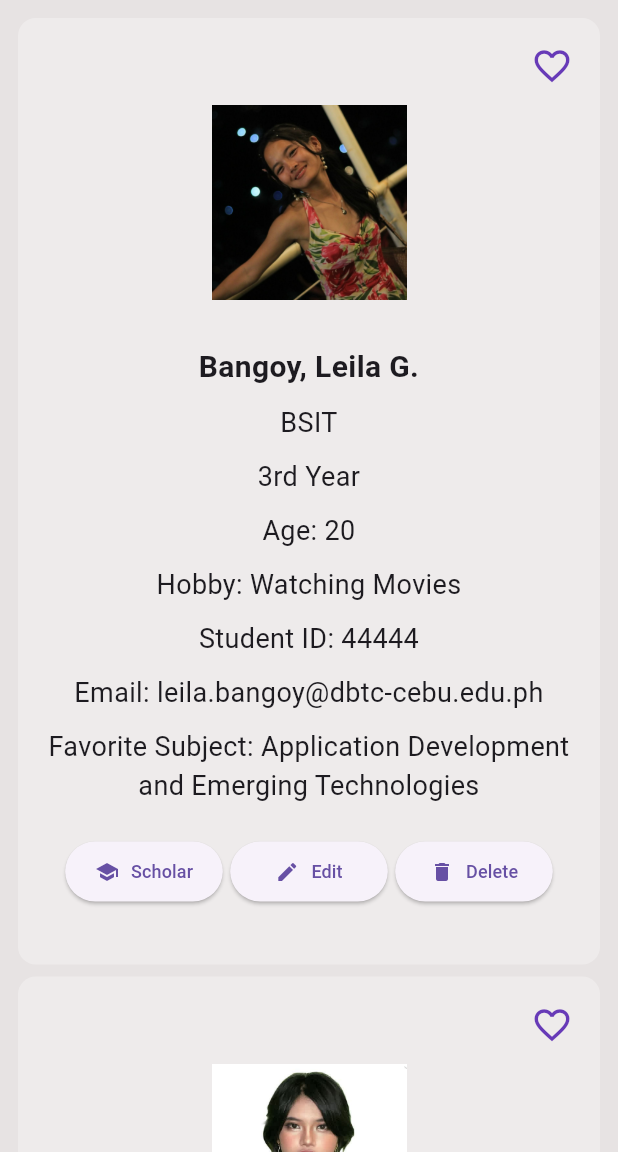
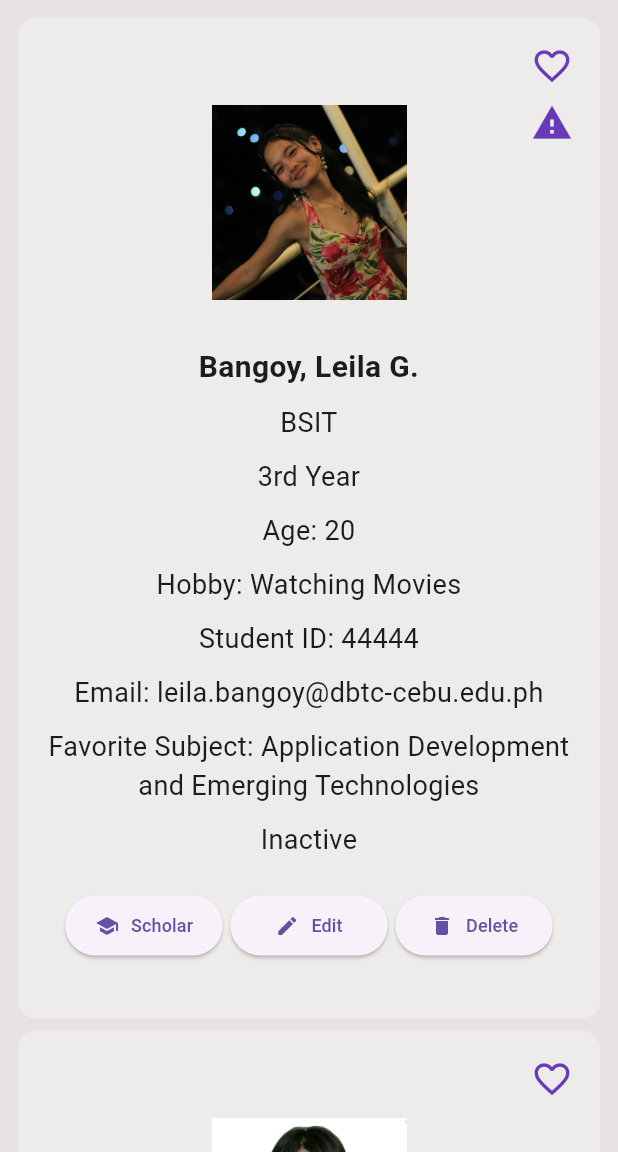
Before and after one commit to KVerano/IT314AB_Verano, a Flutter app: the screen it shows after launch, on a phone screen of 412 x 824 dp, the part 84-1236 px from its top. Run offline on Flutter 3.47's test engine with Material 3 defaults, Android fonts, the phone set to English and light mode, and no system bars.

Commit message:
feat: submit Active or Inactive?

```diff
--- a/FlutterProjects/my_first_flutter_app/lib/main.dart
+++ b/FlutterProjects/my_first_flutter_app/lib/main.dart
@@ -1,14 +1,4 @@
 import 'package:flutter/material.dart';
-
-// String profileImage = 'assets/kierstien.jpeg';
-// String appTitle = "My First Flutter Application";
-// String name = "Verano, Kierstien S.";
-// String courseSection = "BSIT-3";
-// String birthdate = "May 15, 2006";
-// int age = 20;
-// String hobby = "Sleeping";
-// double height = 160.0;
-// bool isStudent = true;
 
 class Profile {
   String image;
@@ -22,6 +12,7 @@ class Profile {
   String favoriteSubject;
   bool isScholar = false;
   bool isFavorite = false;
+  bool active = true;
 
   Profile({
     required this.image,
@@ -33,6 +24,7 @@ class Profile {
     required this.studentId,
     required this.email,
     required this.favoriteSubject,
+    this.active = true,
   });
 }
 
@@ -47,6 +39,7 @@ List<Profile> profiles = [
     studentId: '11111',
     email: 'kierstien.verano@dbtc-cebu.edu.ph',
     favoriteSubject: 'Break Time',
+    active: true,
   ),
 
   Profile(
@@ -59,6 +52,7 @@ List<Profile> profiles = [
     studentId: '22222',
     email: 'kyla.caballero@dbtc-cebu.edu.ph',
     favoriteSubject: 'Break Time',
+    active: true,
   ),
 
   Profile(
@@ -71,6 +65,7 @@ List<Profile> profiles = [
     studentId: '33333',
     email: 'zelon.estimo@dbtc-cebu.edu.ph',
     favoriteSubject: 'Dismissal Time',
+    active: true,
   ),
 
   Profile(
@@ -83,6 +78,7 @@ List<Profile> profiles = [
     studentId: '44444',
     email: 'leila.bangoy@dbtc-cebu.edu.ph',
     favoriteSubject: 'Application Development and Emerging Technologies',
+    active: false,
   ),
 
   Profile(
@@ -95,6 +91,7 @@ List<Profile> profiles = [
     studentId: '55555',
     email: 'cassandra.oraiz@dbtc-cebu.edu.ph',
     favoriteSubject: 'Internet of Things',
+    active: true,
   ),
 
   Profile(
@@ -107,6 +104,7 @@ List<Profile> profiles = [
     studentId: '66666',
     email: 'taylor.swift@dbtc-cebu.edu.ph',
     favoriteSubject: 'Fundamentals of Databased System',
+    active: true,
   ),
 ];
 
@@ -124,6 +122,8 @@ class MyApp extends StatefulWidget {
 }
 
 class _MyAppState extends State<MyApp> {
+  bool isLoading = false;
+
   Widget profileCard(BuildContext context, Profile profile) {
     return InkWell(
       onTap: () {
@@ -196,6 +196,12 @@ class _MyAppState extends State<MyApp> {
                     textAlign: TextAlign.center,
                     style: TextStyle(fontSize: 18),
                   ),
+                  SizedBox(height: 10),
+                  Text(
+                    profile.active ? "Active" : "Inactive",
+                    textAlign: TextAlign.center,
+                    style: TextStyle(fontSize: 18),
+                  ),
                   SizedBox(height: 20),
 
                   Row(
@@ -250,7 +256,9 @@ class _MyAppState extends State<MyApp> {
                               builder: (context) {
                                 return AlertDialog(
                                   title: Text("Edit ${profile.name}"),
-                                  content: const Text("Hello! Edit form coming soon pa eme."),
+                                  content: const Text(
+                                    "Hello! Edit form coming soon pa eme.",
+                                  ),
                                   actions: [
                                     TextButton(
                                       onPressed: () => Navigator.pop(context),
@@ -306,17 +314,26 @@ class _MyAppState extends State<MyApp> {
               Positioned(
                 top: 0,
                 right: 0,
-                child: IconButton(
+                child: Column(
+                  children: [
+                    IconButton(
                       onPressed: () {
                         setState(() {
                           profile.isFavorite = !profile.isFavorite;
                         });
                       },
                       icon: Icon(
-                    profile.isFavorite ? Icons.favorite : Icons.favorite_border,
+                        profile.isFavorite
+                            ? Icons.favorite
+                            : Icons.favorite_border,
                         color: Colors.deepPurple,
                         size: 28,
                       ),
+                    ),
+
+                    if (!profile.active)
+                      Icon(Icons.warning, size: 28, color: Colors.deepPurple),
+                  ],
                 ),
               ),
             ],
@@ -333,7 +350,9 @@ class _MyAppState extends State<MyApp> {
       home: Scaffold(
         backgroundColor: const Color.fromARGB(255, 231, 227, 227),
         appBar: AppBar(title: const Text("My First Flutter Application")),
-        body: profiles.isEmpty
+        body: isLoading
+            ? const Center(child: CircularProgressIndicator())
+            : profiles.isEmpty
             ? const Center(
                 child: Text(
                   "No students found.",
```
Lines whose indentation alone changed are shown as unchanged.
